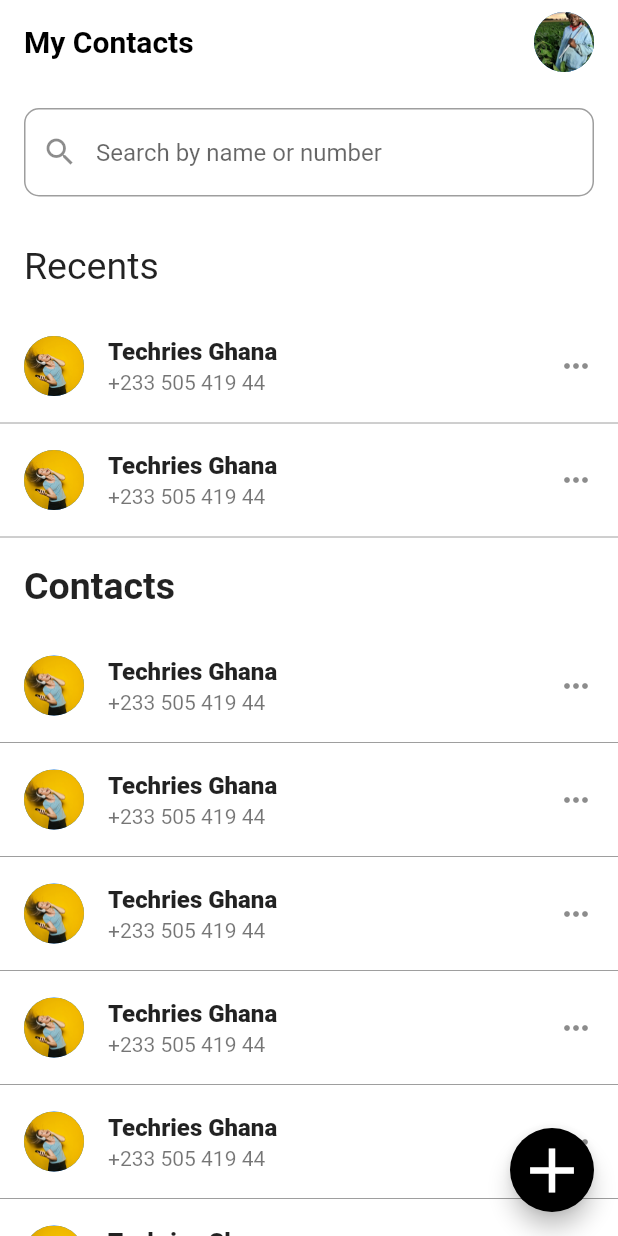
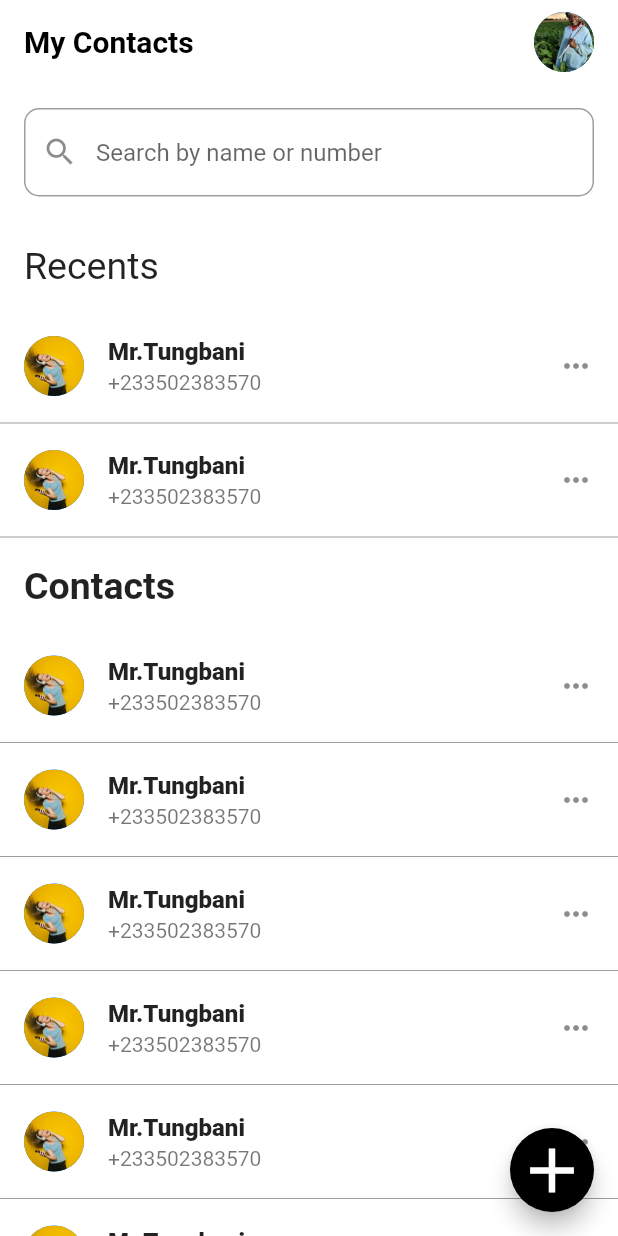
Before and after one commit to Saakasf/contactapp1, a Flutter app: the screen it shows after launch, on a phone screen of 412 x 824 dp. Run offline on Flutter 3.47's test engine with Material 2 defaults, Android fonts, the phone set to English and light mode, and no system bars.

```diff
--- a/lib/main.dart
+++ b/lib/main.dart
@@ -81,10 +81,10 @@ class HomePage extends StatelessWidget {
                       backgroundImage: AssetImage("images/lady.jpg"),
                     ),
                     title: Text(
-                      "Techries Ghana",
+                      "Mr.Tungbani",
                       style: TextStyle(fontWeight: FontWeight.w800),
                     ),
-                    subtitle: Text("+233 505 419 44"),
+                    subtitle: Text("+233502383570"),
                     trailing: Icon(Icons.more_horiz),
                   ),
                 ),
```
Also changed, not shown: 1 other file.
